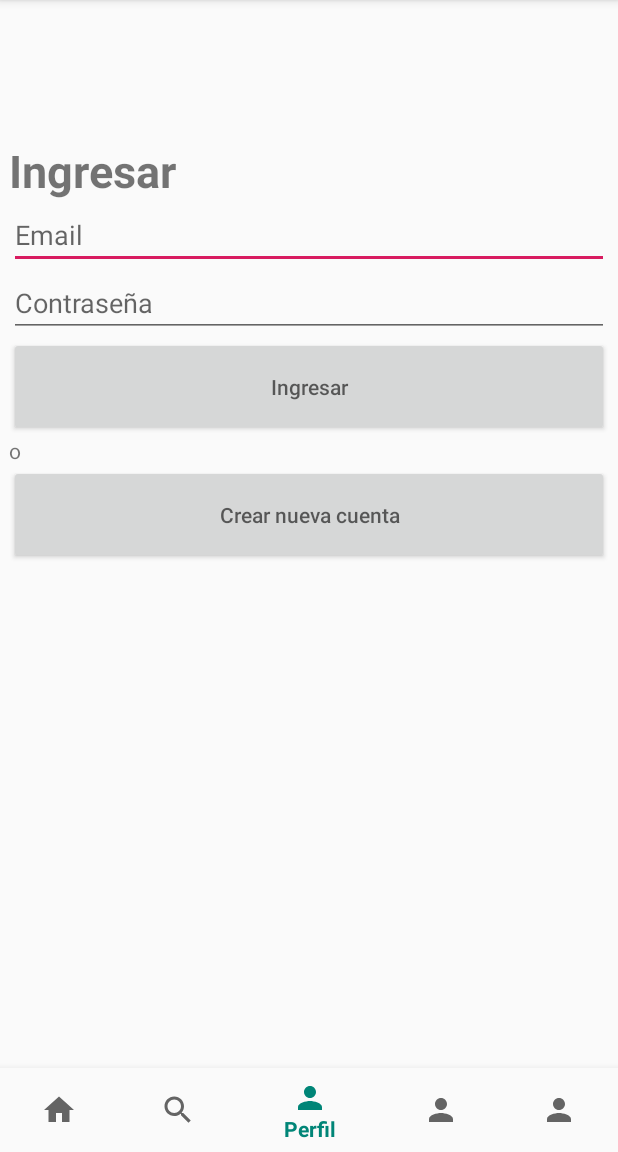
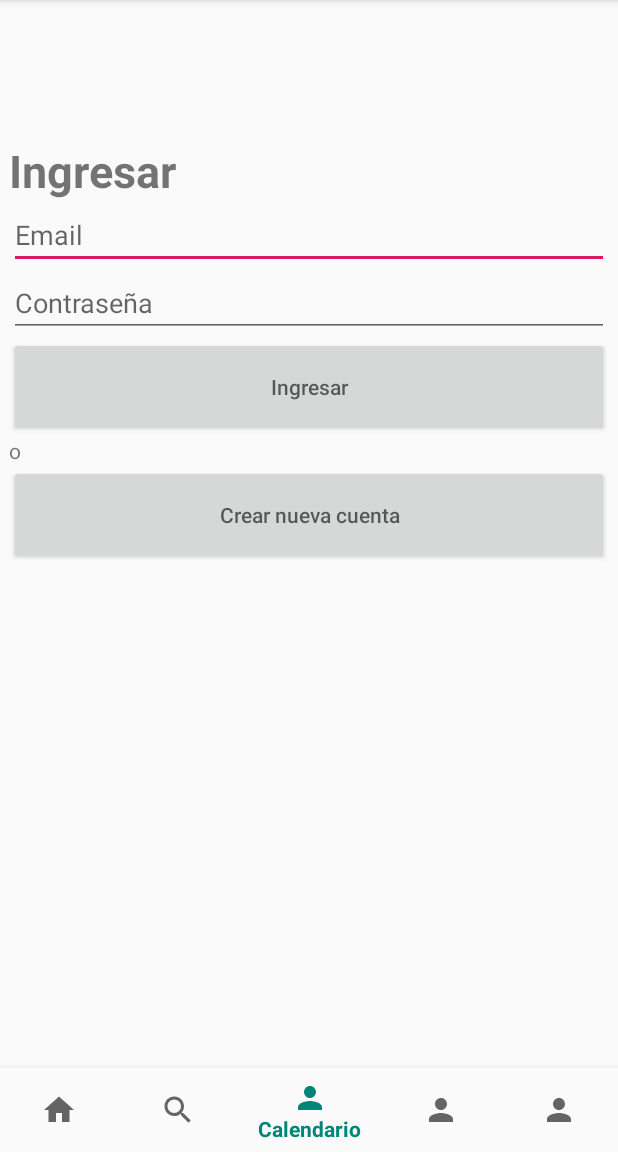
Before and after one commit to lucas59/Moviles, an Android app: the login screen opened directly, with no data from a screen before it, item 3 of the bottom bar chosen, on a phone screen of 412 x 824 dp, the part 84-1236 px from its top. Run offline under Robolectric (Android 15) with nearby library versions, the light colour scheme and no system bars.

Commit message:
Calendario lista de peliculas seleccionables

```diff
--- a/app/src/main/res/menu/bottom_nav_menu.xml
+++ b/app/src/main/res/menu/bottom_nav_menu.xml
@@ -12,7 +12,7 @@
     <item
         android:id="@+id/navigation_perfil"
         android:icon="@drawable/ic_perfil"
-        android:title="@string/title_notifications" />
+        android:title="@string/title_calendario" />
     <item
         android:id="@+id/navigation_sesion"
         android:icon="@drawable/ic_perfil"
```
